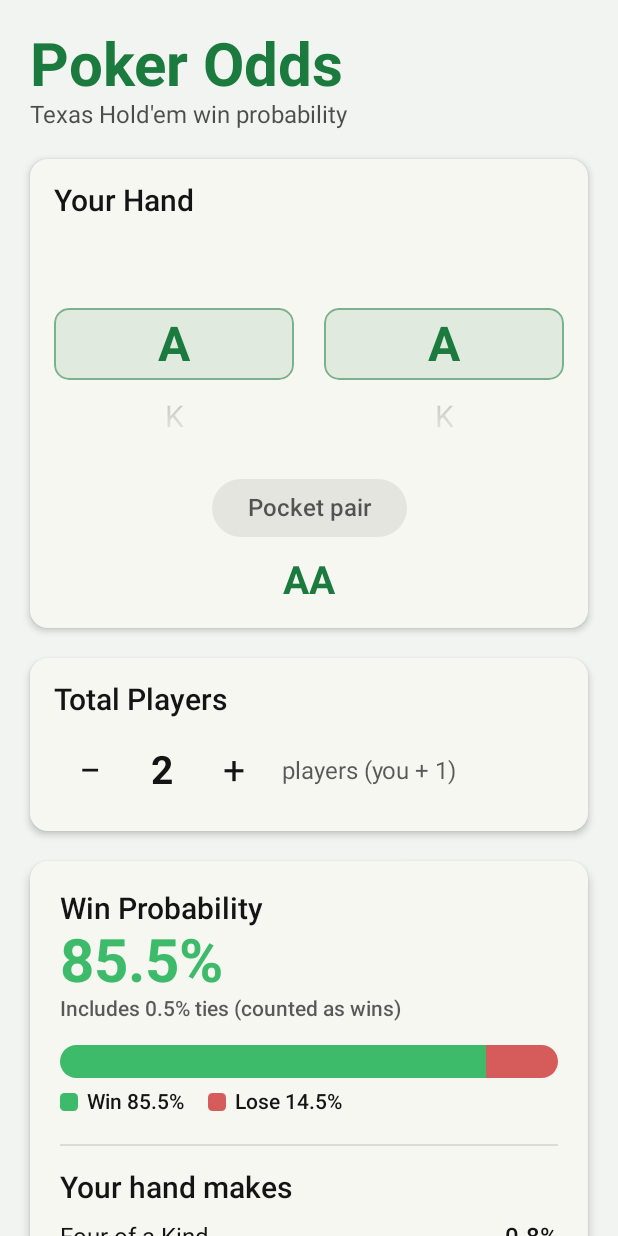
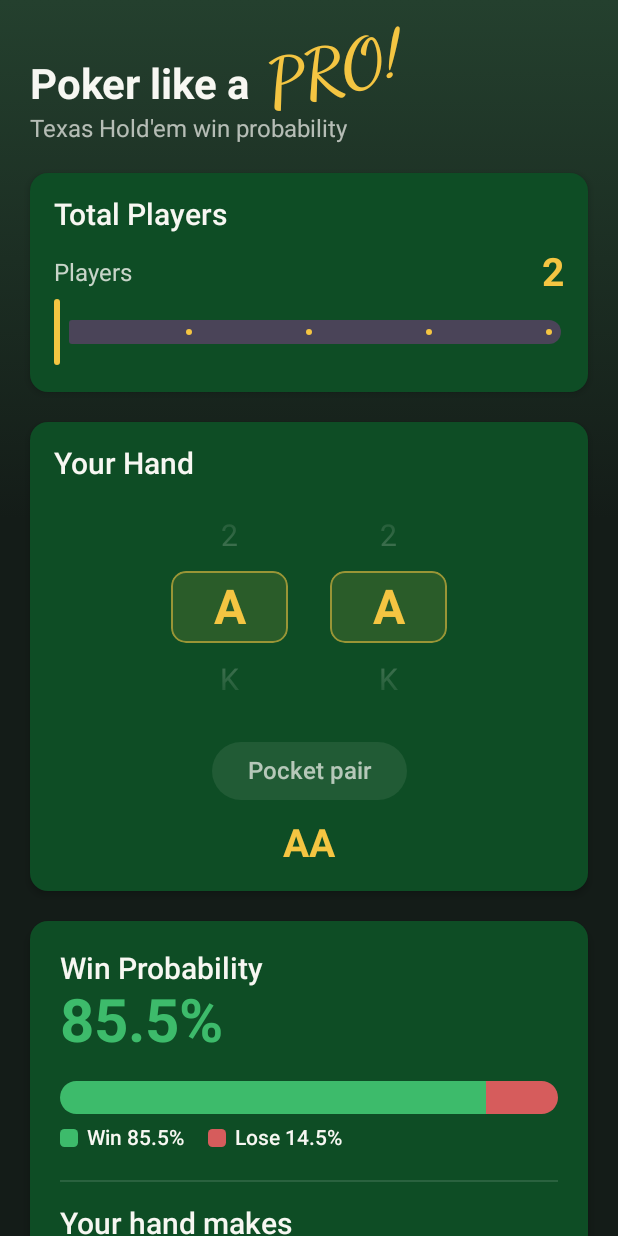
Before and after one commit to vtlinh/Poker-Stats, an Android app built with Jetpack Compose: the screen it shows after launch (MainActivity), on a phone screen of 412 x 824 dp. Run offline under Robolectric (Android 15) with nearby library versions, the phone set to English and light mode, and no system bars.

Commit message:
Redesign hand screen: infinite wheels, players slider, PRO! header, page bg
- Fix build: opt in to ExperimentalFoundationApi for rememberSnapFlingBehavior.
- Total players is now a slider at the top (dropped the "you + X" hint).
- Rank wheels scroll infinitely (wrap A..2..A) and are centered; the selected
  rank stays in the middle window.
- Header reads "Poker like a PRO!" with "PRO!" in a cursive font rotated
  counter-clockwise.
- Screen background matches the download page (dark slate-green with a top
  glow); force the dark theme.
- Result panel drops the "includes ties" line. No clear-hand button.

Co-Authored-By: Claude Opus 4.8 <noreply@anthropic.com>
Claude-Session: https://claude.ai/code/session_01D5xi7EShBRkmNiwZD8aWrQ

```diff
--- a/app/src/main/java/com/pokerstats/odds/MainActivity.kt
+++ b/app/src/main/java/com/pokerstats/odds/MainActivity.kt
@@ -12,7 +12,7 @@ class MainActivity : ComponentActivity() {
         super.onCreate(savedInstanceState)
         enableEdgeToEdge()
         setContent {
-            PokerStatsTheme {
+            PokerStatsTheme(darkTheme = true) {
                 PokerScreen()
             }
         }
--- a/app/src/main/java/com/pokerstats/odds/ui/PokerScreen.kt
+++ b/app/src/main/java/com/pokerstats/odds/ui/PokerScreen.kt
@@ -1,5 +1,6 @@
 package com.pokerstats.odds.ui
 
+import androidx.compose.foundation.ExperimentalFoundationApi
 import androidx.compose.foundation.background
 import androidx.compose.foundation.border
 import androidx.compose.foundation.clickable
@@ -17,7 +18,7 @@ import androidx.compose.foundation.layout.padding
 import androidx.compose.foundation.layout.size
 import androidx.compose.foundation.layout.width
 import androidx.compose.foundation.lazy.LazyColumn
-import androidx.compose.foundation.lazy.itemsIndexed
+import androidx.compose.foundation.lazy.items
 import androidx.compose.foundation.lazy.rememberLazyListState
 import androidx.compose.foundation.rememberScrollState
 import androidx.compose.foundation.shape.RoundedCornerShape
@@ -26,8 +27,8 @@ import androidx.compose.material3.Card
 import androidx.compose.material3.CardDefaults
 import androidx.compose.material3.CircularProgressIndicator
 import androidx.compose.material3.Divider
-import androidx.compose.material3.IconButton
 import androidx.compose.material3.MaterialTheme
+import androidx.compose.material3.Slider
 import androidx.compose.material3.Surface
 import androidx.compose.material3.Text
 import androidx.compose.material3.TextButton
@@ -39,9 +40,11 @@ import androidx.compose.runtime.remember
 import androidx.compose.ui.Alignment
 import androidx.compose.ui.Modifier
 import androidx.compose.ui.draw.clip
+import androidx.compose.ui.draw.rotate
 import androidx.compose.ui.graphics.Brush
 import androidx.compose.ui.graphics.Color
 import androidx.compose.ui.platform.LocalContext
+import androidx.compose.ui.text.font.FontFamily
 import androidx.compose.ui.text.font.FontWeight
 import androidx.compose.ui.text.style.TextAlign
 import androidx.compose.ui.unit.dp
@@ -54,6 +57,14 @@ import com.pokerstats.odds.engine.Rank
 import com.pokerstats.odds.ui.theme.LoseRed
 import com.pokerstats.odds.ui.theme.WinGreen
 import kotlin.math.abs
+import kotlin.math.roundToInt
+
+// Background matching the download page: dark slate-green with a top glow.
+private val ScreenBackground = Brush.verticalGradient(
+    0f to Color(0xFF24402E),
+    0.42f to Color(0xFF141C18),
+    1f to Color(0xFF141C18),
+)
 
 @Composable
 fun PokerScreen(viewModel: PokerViewModel = viewModel()) {
@@ -62,7 +73,7 @@ fun PokerScreen(viewModel: PokerViewModel = viewModel()) {
 
     LaunchedEffect(Unit) { viewModel.onStart() }
 
-    Surface(modifier = Modifier.fillMaxSize(), color = MaterialTheme.colorScheme.background) {
+    Box(modifier = Modifier.fillMaxSize().background(ScreenBackground)) {
         Column(modifier = Modifier.fillMaxSize()) {
             if (state.update.showBanner) {
                 UpdateBanner(
@@ -80,13 +91,19 @@ fun PokerScreen(viewModel: PokerViewModel = viewModel()) {
             ) {
                 Header()
 
+                SectionCard(title = "Total Players") {
+                    PlayerSlider(state.totalPlayers, viewModel::setPlayers)
+                }
+
                 SectionCard(title = "Your Hand") {
                     Row(
                         modifier = Modifier.fillMaxWidth(),
-                        horizontalArrangement = Arrangement.spacedBy(20.dp),
+                        horizontalArrangement = Arrangement.Center,
+                        verticalAlignment = Alignment.CenterVertically,
                     ) {
-                        RankWheel(state.rank1, viewModel::setRank1, Modifier.weight(1f))
-                        RankWheel(state.rank2, viewModel::setRank2, Modifier.weight(1f))
+                        RankWheel(state.rank1, viewModel::setRank1, Modifier.width(78.dp))
+                        Spacer(Modifier.width(28.dp))
+                        RankWheel(state.rank2, viewModel::setRank2, Modifier.width(78.dp))
                     }
 
                     Spacer(Modifier.height(18.dp))
@@ -108,10 +125,6 @@ fun PokerScreen(viewModel: PokerViewModel = viewModel()) {
                     )
                 }
 
-                SectionCard(title = "Total Players") {
-                    PlayerStepper(state.totalPlayers, viewModel::setPlayers)
-                }
-
                 state.result?.let { ResultPanel(it) }
 
                 Spacer(Modifier.height(12.dp))
@@ -120,8 +133,9 @@ fun PokerScreen(viewModel: PokerViewModel = viewModel()) {
     }
 }
 
-// --- rank wheel ------------------------------------------------------------
+// --- infinite rank wheel ---------------------------------------------------
 
+@OptIn(ExperimentalFoundationApi::class)
 @Composable
 private fun RankWheel(
     selected: Rank,
@@ -129,18 +143,25 @@ private fun RankWheel(
     modifier: Modifier = Modifier,
 ) {
     val ranks = remember { Rank.entries.sortedByDescending { it.value } } // A..2
+    val n = ranks.size
     val itemHeight = 48.dp
-    val listState = rememberLazyListState(
-        initialFirstVisibleItemIndex = ranks.indexOf(selected).coerceAtLeast(0),
-    )
+
+    // Start deep in a virtually-infinite list, aligned so `selected` is centered.
+    val start = remember {
+        val half = Int.MAX_VALUE / 2
+        half - (half % n) + ranks.indexOf(selected).coerceAtLeast(0)
+    }
+    val listState = rememberLazyListState(initialFirstVisibleItemIndex = start)
     val fling = rememberSnapFlingBehavior(lazyListState = listState)
+
+    fun rankAt(index: Int): Rank = ranks[((index % n) + n) % n]
 
     val centerIndex by remember {
         derivedStateOf {
             val info = listState.layoutInfo
             val items = info.visibleItemsInfo
             if (items.isEmpty()) {
-                ranks.indexOf(selected).coerceAtLeast(0)
+                start
             } else {
                 val center = (info.viewportStartOffset + info.viewportEndOffset) / 2f
                 items.minByOrNull { abs((it.offset + it.size / 2f) - center) }!!.index
@@ -151,7 +172,8 @@ private fun RankWheel(
     // Report the centered rank once the wheel settles.
     LaunchedEffect(centerIndex, listState.isScrollInProgress) {
         if (!listState.isScrollInProgress) {
-            ranks.getOrNull(centerIndex)?.let { if (it != selected) onSelected(it) }
+            val r = rankAt(centerIndex)
+            if (r != selected) onSelected(r)
         }
     }
 
@@ -163,10 +185,10 @@ private fun RankWheel(
                 .fillMaxWidth()
                 .height(itemHeight)
                 .clip(RoundedCornerShape(10.dp))
-                .background(MaterialTheme.colorScheme.primary.copy(alpha = 0.10f))
+                .background(MaterialTheme.colorScheme.primary.copy(alpha = 0.12f))
                 .border(
                     1.dp,
-                    MaterialTheme.colorScheme.primary.copy(alpha = 0.5f),
+                    MaterialTheme.colorScheme.primary.copy(alpha = 0.55f),
                     RoundedCornerShape(10.dp),
                 ),
         )
@@ -177,14 +199,14 @@ private fun RankWheel(
             contentPadding = PaddingValues(vertical = itemHeight),
             modifier = Modifier.fillMaxSize(),
         ) {
-            itemsIndexed(ranks) { index, rank ->
+            items(count = Int.MAX_VALUE) { index ->
                 val isCenter = index == centerIndex
                 Box(
                     Modifier.height(itemHeight).fillMaxWidth(),
                     contentAlignment = Alignment.Center,
                 ) {
                     Text(
-                        rank.symbol,
+                        rankAt(index).symbol,
                         fontSize = if (isCenter) 32.sp else 20.sp,
                         fontWeight = if (isCenter) FontWeight.Bold else FontWeight.Normal,
                         color = if (isCenter) {
@@ -254,6 +276,35 @@ private fun InfoPill(label: String) {
     }
 }
 
+@Composable
+private fun PlayerSlider(count: Int, onChange: (Int) -> Unit) {
+    Column {
+        Row(
+            modifier = Modifier.fillMaxWidth(),
+            horizontalArrangement = Arrangement.SpaceBetween,
+            verticalAlignment = Alignment.CenterVertically,
+        ) {
+            Text(
+                "Players",
+                style = MaterialTheme.typography.bodyLarge,
+                color = MaterialTheme.colorScheme.onSurface.copy(alpha = 0.8f),
+            )
+            Text(
+                "$count",
+                style = MaterialTheme.typography.headlineMedium,
+                color = MaterialTheme.colorScheme.primary,
+                fontWeight = FontWeight.Bold,
+            )
+        }
+        Slider(
+            value = count.toFloat(),
+            onValueChange = { onChange(it.roundToInt()) },
+            valueRange = MIN_PLAYERS.toFloat()..MAX_PLAYERS.toFloat(),
+            steps = MAX_PLAYERS - MIN_PLAYERS - 1,
+        )
+    }
+}
+
 // --- update banner ---------------------------------------------------------
 
 @Composable
@@ -309,15 +360,28 @@ private fun UpdateBanner(
 @Composable
 private fun Header() {
     Column {
-        Text(
-            "Poker Odds",
-            style = MaterialTheme.typography.displaySmall,
-            color = MaterialTheme.colorScheme.primary,
-        )
+        Row(verticalAlignment = Alignment.Bottom) {
+            Text(
+                "Poker like a",
+                fontSize = 28.sp,
+                fontWeight = FontWeight.Bold,
+                color = MaterialTheme.colorScheme.onBackground,
+            )
+            Spacer(Modifier.width(10.dp))
+            Text(
+                "PRO!",
+                fontFamily = FontFamily.Cursive,
+                fontSize = 44.sp,
+                fontWeight = FontWeight.Bold,
+                color = MaterialTheme.colorScheme.primary,
+                modifier = Modifier.rotate(-14f),
+            )
+        }
+        Spacer(Modifier.height(4.dp))
         Text(
             "Texas Hold'em win probability",
             style = MaterialTheme.typography.bodyLarge,
-            color = MaterialTheme.colorScheme.onBackground.copy(alpha = 0.75f),
+            color = MaterialTheme.colorScheme.onBackground.copy(alpha = 0.7f),
         )
     }
 }
@@ -342,31 +406,6 @@ private fun SectionCard(title: String, content: @Composable () -> Unit) {
 }
 
 @Composable
-private fun PlayerStepper(count: Int, onChange: (Int) -> Unit) {
-    Row(verticalAlignment = Alignment.CenterVertically) {
-        IconButton(onClick = { onChange(count - 1) }, enabled = count > MIN_PLAYERS) {
-            Text("−", fontSize = 26.sp, color = MaterialTheme.colorScheme.onSurface)
-        }
-        Text(
-            "$count",
-            style = MaterialTheme.typography.headlineMedium,
-            color = MaterialTheme.colorScheme.onSurface,
-            modifier = Modifier.width(48.dp),
-            textAlign = TextAlign.Center,
-        )
-        IconButton(onClick = { onChange(count + 1) }, enabled = count < MAX_PLAYERS) {
-            Text("+", fontSize = 26.sp, color = MaterialTheme.colorScheme.onSurface)
-        }
-        Spacer(Modifier.width(8.dp))
-        Text(
-            "players (you + ${count - 1})",
-            style = MaterialTheme.typography.bodyLarge,
-            color = MaterialTheme.colorScheme.onSurface.copy(alpha = 0.7f),
-        )
-    }
-}
-
-@Composable
 private fun ResultPanel(result: PreflopEquity) {
     Card(
         modifier = Modifier.fillMaxWidth(),
@@ -384,13 +423,6 @@ private fun ResultPanel(result: PreflopEquity) {
                 style = MaterialTheme.typography.displaySmall,
                 color = WinGreen,
             )
-            if (result.tiePercent >= 0.05) {
-                Text(
-                    "Includes %.1f%% ties (counted as wins)".format(result.tiePercent),
-                    style = MaterialTheme.typography.labelLarge,
-                    color = MaterialTheme.colorScheme.onSurface.copy(alpha = 0.7f),
-                )
-            }
 
             Spacer(Modifier.height(16.dp))
             OutcomeBar(result.winCountingTiesPercent, result.losePercent)
```
